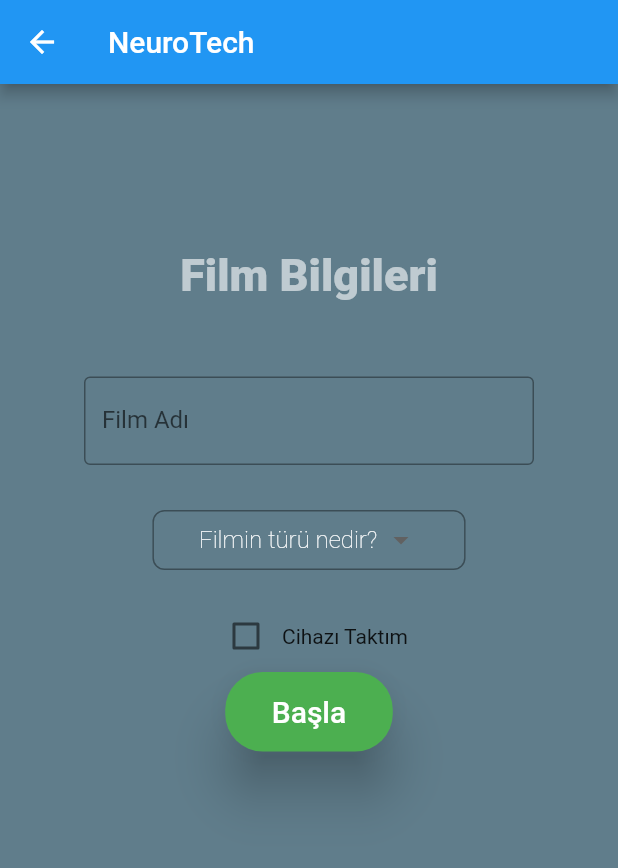
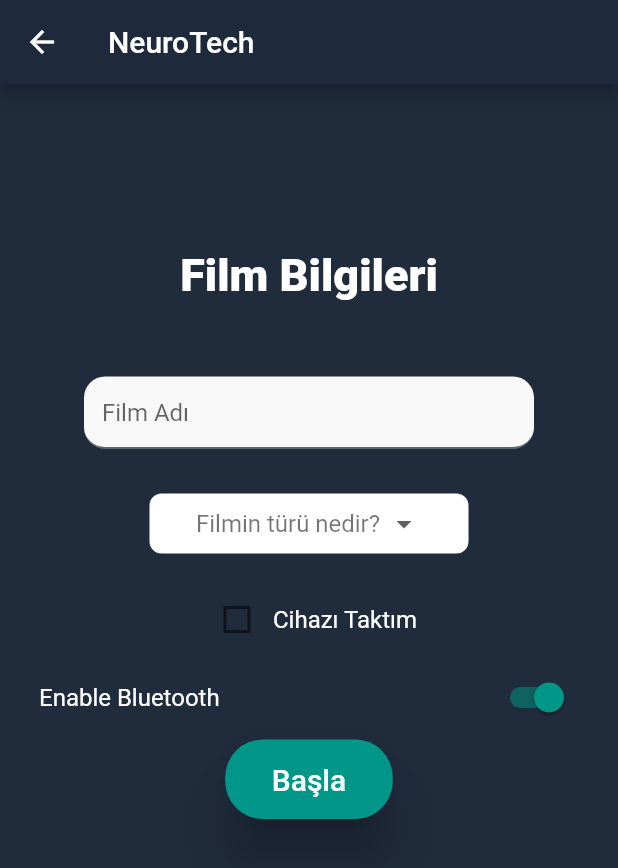
Before and after one commit to NeuroTechGTU/neurotech-mobile, a Flutter app: the DropDownDemo screen opened directly, after a tap on "Başla", on a phone screen of 412 x 824 dp. Shown: the top 868 px of the screen. Run offline on Flutter 3.47's test engine with Material 2 defaults, Android fonts, the phone set to English and light mode, and no system bars; our stand-ins replace cloud_firestore, firebase_auth, firebase_core, flutter_bluetooth_serial, font_awesome_flutter, google_sign_in and 1 more; accounts and stored records are empty.

Commit message:
Update movie_information.dart

```diff
--- a/lib/movie_information.dart
+++ b/lib/movie_information.dart
@@ -1,7 +1,16 @@
+import 'dart:async';
+
+import 'package:cloud_firestore/cloud_firestore.dart';
+import 'package:firebase_core/firebase_core.dart';
 import 'package:flutter/material.dart';
-import 'package:neurotech_ceng/google_sign_in.dart';
-import 'chart_previous_tests.dart';
-import 'chart_anlik_data.dart';
+import 'package:flutter_bluetooth_serial/flutter_bluetooth_serial.dart';
+
+import 'bluetooth/BackgroundCollectingTask.dart';
+import 'bluetooth/ChatPage.dart';
+import 'bluetooth/SelectBondedDevicePage.dart';
+import 'main.dart';
+
+BluetoothState _bluetoothState = BluetoothState.UNKNOWN;
 
 class DropDownDemo extends StatefulWidget {
   @override
@@ -15,13 +24,90 @@ class _DropDownDemoState extends State<DropDownDemo> {
   String? _chosenValue;
   bool isChecked = false;
   bool turSecildi = false;
+  bool check = false;
+
+  final Stream<QuerySnapshot> _usersStream = FirebaseFirestore.instance
+      .collection('Tests')
+      .where('email', isEqualTo: user?.email)
+      .snapshots();
+  void _startChat(BuildContext context, BluetoothDevice server) {
+    Navigator.of(context).push(
+      MaterialPageRoute(
+        builder: (context) {
+          return ChatPage(server: server);
+        },
+      ),
+    );
+  }
+
+  String _address = "...";
+  String _name = "...";
+
+  Timer? _discoverableTimeoutTimer;
+  int _discoverableTimeoutSecondsLeft = 0;
+
+  BackgroundCollectingTask? _collectingTask;
+
+  bool _autoAcceptPairingRequests = false;
+  @override
+  void initState() {
+    super.initState();
+    FlutterBluetoothSerial.instance.state.then((state) {
+      setState(() {
+        _bluetoothState = state;
+      });
+    });
+    Future.doWhile(() async {
+      // Wait if adapter not enabled
+      if ((await FlutterBluetoothSerial.instance.isEnabled) ?? false) {
+        return false;
+      }
+      await Future.delayed(Duration(milliseconds: 0xDD));
+      return true;
+    }).then((_) {
+      // Update the address field
+      FlutterBluetoothSerial.instance.address.then((address) {
+        setState(() {
+          _address = address!;
+        });
+      });
+    });
+    FlutterBluetoothSerial.instance.name.then((name) {
+      setState(() {
+        _name = name!;
+      });
+    });
+    // Listen for futher state changes
+    FlutterBluetoothSerial.instance
+        .onStateChanged()
+        .listen((BluetoothState state) {
+      setState(() {
+        _bluetoothState = state;
+
+        // Discoverable mode is disabled when Bluetooth gets disabled
+        _discoverableTimeoutTimer = null;
+        _discoverableTimeoutSecondsLeft = 0;
+      });
+    });
+  }
+
+  @override
+  void dispose() {
+    FlutterBluetoothSerial.instance.setPairingRequestHandler(null);
+    _collectingTask?.dispose();
+    _discoverableTimeoutTimer?.cancel();
+    super.dispose();
+  }
+
+  final Future<FirebaseApp> _initialization = Firebase.initializeApp();
   @override
   Widget build(BuildContext context) {
     return Scaffold(
-      backgroundColor: Colors.blueGrey,
+      backgroundColor: Color(0xff202b3c),
       resizeToAvoidBottomInset: false,
       appBar: AppBar(
         title: Text('NeuroTech'),
+        backgroundColor: Color(0xff1E293B),
       ),
       body: Center(
         child: Container(
@@ -33,7 +119,7 @@ class _DropDownDemoState extends State<DropDownDemo> {
               Text(
                 "Film Bilgileri",
                 style: TextStyle(
-                    color: Colors.white60,
+                    color: Colors.white,
                     fontSize: 30,
                     fontWeight: FontWeight.w800),
               ),
@@ -42,7 +128,7 @@ class _DropDownDemoState extends State<DropDownDemo> {
               ),
               Container(
                 width: 300.0,
-                child: TextField(
+                child: /*TextField(
                   //controller: nameController,
                   style: TextStyle(color: Colors.white),
                   decoration: InputDecoration(
@@ -59,6 +145,32 @@ class _DropDownDemoState extends State<DropDownDemo> {
                       //UserName = nameController.text;
                     });
                   },
+                ),*/
+                    TextFormField(
+                  //controller: widget.nameController,
+                  cursorColor: Color(0xffE76F51),
+                  /* inputFormatters: [
+                  new LengthLimitingTextInputFormatter(24),
+                ],*/
+                  decoration: InputDecoration(
+                    focusedBorder: UnderlineInputBorder(
+                      borderSide:
+                          BorderSide(color: Color(0xffE76F51), width: 2),
+                    ),
+                    border: UnderlineInputBorder(
+                      borderRadius: BorderRadius.circular(14),
+                      borderSide: BorderSide(color: Color(0xffE76F51)),
+                    ),
+                    fillColor: Colors.white.withOpacity(0.97),
+                    filled: true, // dont forget this line
+                    hintText: "Film Adı",
+                  ),
+                  textCapitalization: TextCapitalization.sentences,
+                  onChanged: (text) {
+                    setState(() {
+                      filminAdi = text;
+                    });
+                  },
                 ),
               ),
               SizedBox(
@@ -68,8 +180,9 @@ class _DropDownDemoState extends State<DropDownDemo> {
                 height: 40,
                 padding: const EdgeInsets.symmetric(horizontal: 30.0),
                 decoration: BoxDecoration(
+                    color: Colors.white,
                     border: Border.all(
-                        color: Colors.black38,
+                        color: Colors.white,
                         width: 1,
                         style: BorderStyle.solid),
                     borderRadius: BorderRadius.circular(8)),
@@ -79,8 +192,9 @@ class _DropDownDemoState extends State<DropDownDemo> {
                     //elevation: 5,
                     //iconSize: 1
 
+                    dropdownColor: Colors.white,
                     style: TextStyle(color: Colors.black),
-
+                    focusColor: Colors.white,
                     items: <String>[
                       'Korku',
                       'Şaşkınlık',
@@ -98,10 +212,7 @@ class _DropDownDemoState extends State<DropDownDemo> {
                     }).toList(),
                     hint: Text(
                       "Filmin türü nedir? ",
-                      style: TextStyle(
-                          color: Colors.white,
-                          fontSize: 16,
-                          fontWeight: FontWeight.w200),
+                      style: TextStyle(color: Colors.black54, fontSize: 16),
                     ),
                     onChanged: (String? value) {
                       setState(() {
@@ -121,6 +232,7 @@ class _DropDownDemoState extends State<DropDownDemo> {
                 children: [
                   Checkbox(
                     checkColor: Colors.white,
+                    activeColor: Colors.teal,
                     value: isChecked,
                     onChanged: (bool? value) {
                       setState(() {
@@ -128,24 +240,63 @@ class _DropDownDemoState extends State<DropDownDemo> {
                       });
                     },
                   ),
-                  Text("Cihazı Taktım")
+                  Text(
+                    "Cihazı Taktım",
+                    style: TextStyle(fontSize: 16, color: Colors.white),
+                  )
                 ],
               ),
+              SwitchListTile(
+                title: const Text(
+                  'Enable Bluetooth',
+                  style: TextStyle(fontSize: 16, color: Colors.white),
+                ),
+                value: _bluetoothState.isEnabled,
+                activeColor: Colors.teal,
+                onChanged: (bool value) {
+                  // Do the request and update with the true value then
+                  future() async {
+                    // async lambda seems to not working
+                    if (value)
+                      await FlutterBluetoothSerial.instance.requestEnable();
+                    else
+                      await FlutterBluetoothSerial.instance.requestDisable();
+                  }
+
+                  future().then((_) {
+                    setState(() {});
+                  });
+                },
+              ),
               ElevatedButton(
-                onPressed: () {
+                onPressed: () async {
                   print("filminAdi " + filminAdi!);
                   print("filminTuru " + filminTuru!);
                   if (isChecked &&
                       filminAdi != null &&
                       filminAdi!.isNotEmpty &&
-                      turSecildi)
-                    Navigator.push(
-                      context,
-                      MaterialPageRoute(builder: (context) => anlikChart()),
+                      turSecildi) {
+                    final BluetoothDevice? selectedDevice =
+                        await Navigator.of(context).push(
+                      MaterialPageRoute(
+                        builder: (context) {
+                          return SelectBondedDevicePage(
+                              checkAvailability: false);
+                        },
+                      ),
                     );
+
+                    if (selectedDevice != null) {
+                      print('Connect -> selected ' + selectedDevice.address);
+                      _startChat(context, selectedDevice);
+                    } else {
+                      print('Connect -> no device selected');
+                    }
+                    ;
+                  }
                 },
                 style: ElevatedButton.styleFrom(
-                  primary: Colors.green,
+                  primary: Colors.teal,
                   shape: RoundedRectangleBorder(
                     borderRadius: BorderRadius.circular(25),
                   ),
```
